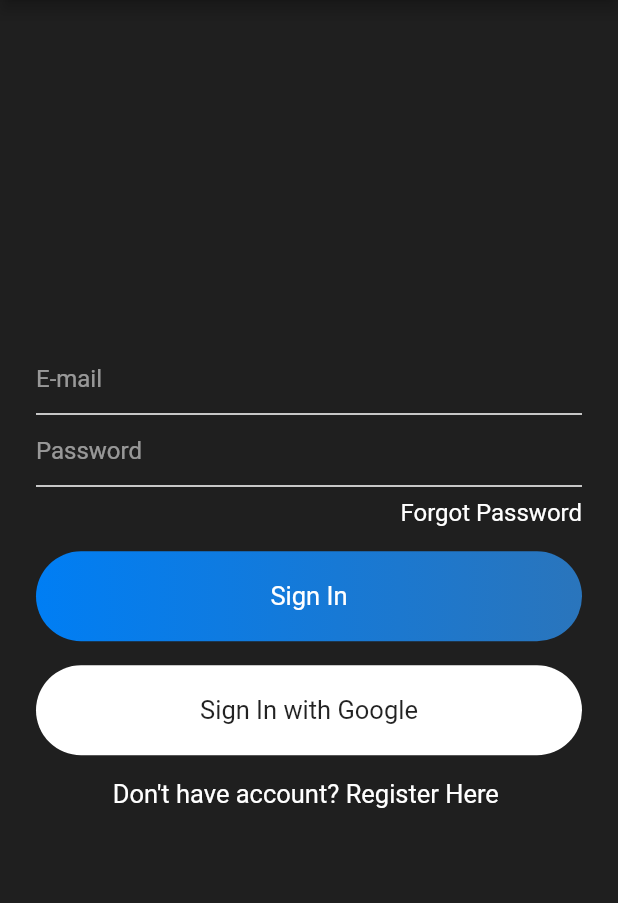
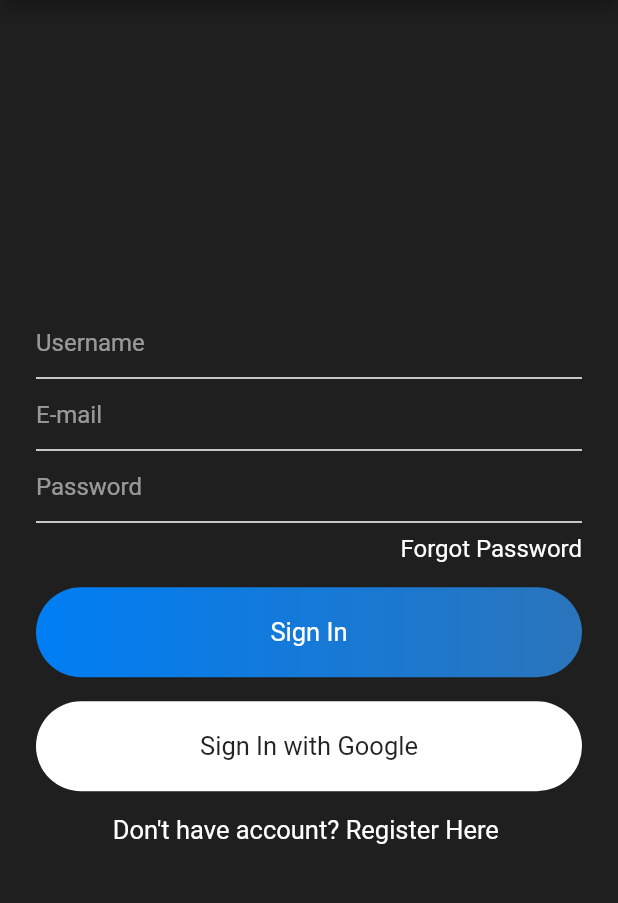
Before and after one commit to abd8126/chat_app, a Flutter app: the screen it shows after launch, on a phone screen of 412 x 824 dp, the part 84-987 px from its top. Run offline on Flutter 3.47's test engine with Material 2 defaults, Android fonts, the phone set to English and light mode, and no system bars.

Commit message:
Signup Page Modify

```diff
--- a/lib/main.dart
+++ b/lib/main.dart
@@ -1,4 +1,5 @@
 import 'package:chat_app/views/signin.dart';
+import 'package:chat_app/views/signup.dart';
 import 'package:flutter/material.dart';
 
 void main() {
@@ -21,7 +22,7 @@ class _MyAppState extends State<MyApp> {
         primarySwatch: Colors.blue,
         visualDensity: VisualDensity.adaptivePlatformDensity,
       ),
-      home: Signin(),
+      home: SignUp(),
     );
   }
 }
--- a/lib/views/signup.dart
+++ b/lib/views/signup.dart
@@ -1,12 +1,12 @@
 import 'package:chat_app/widgets/widget.dart';
 import 'package:flutter/material.dart';
 
-class signup extends StatefulWidget {
+class SignUp extends StatefulWidget {
   @override
-  _signupState createState() => _signupState();
+  _SignUpState createState() => _SignUpState();
 }
 
-class _signupState extends State<signup> {
+class _SignUpState extends State<SignUp> {
   @override
   Widget build(BuildContext context) {
     return Scaffold(
@@ -18,6 +18,10 @@ class _signupState extends State<signup> {
             child: Column(
               mainAxisAlignment: MainAxisAlignment.center,
               children: [
+                TextField(
+                  style: simpleTextStyle(),
+                  decoration: textFieldInputDecoration("Username"),
+                ),
                 TextField(
                   style: simpleTextStyle(),
                   decoration: textFieldInputDecoration("E-mail"),
```
